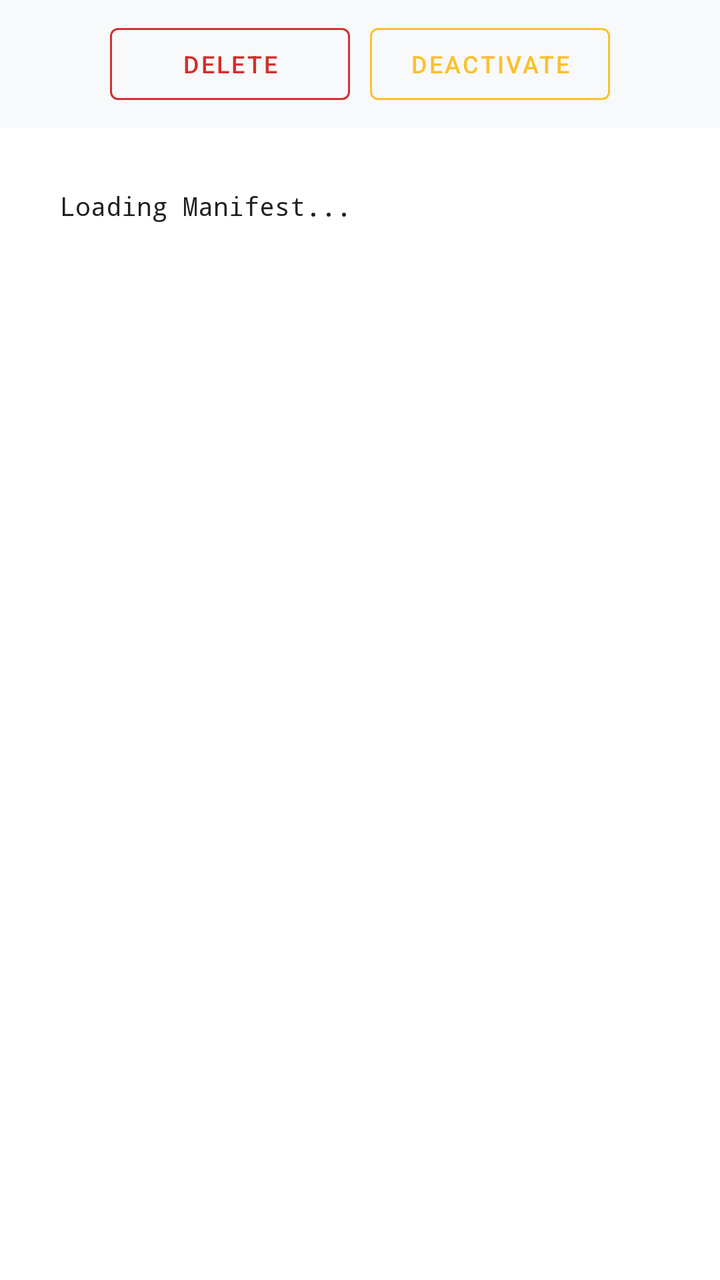
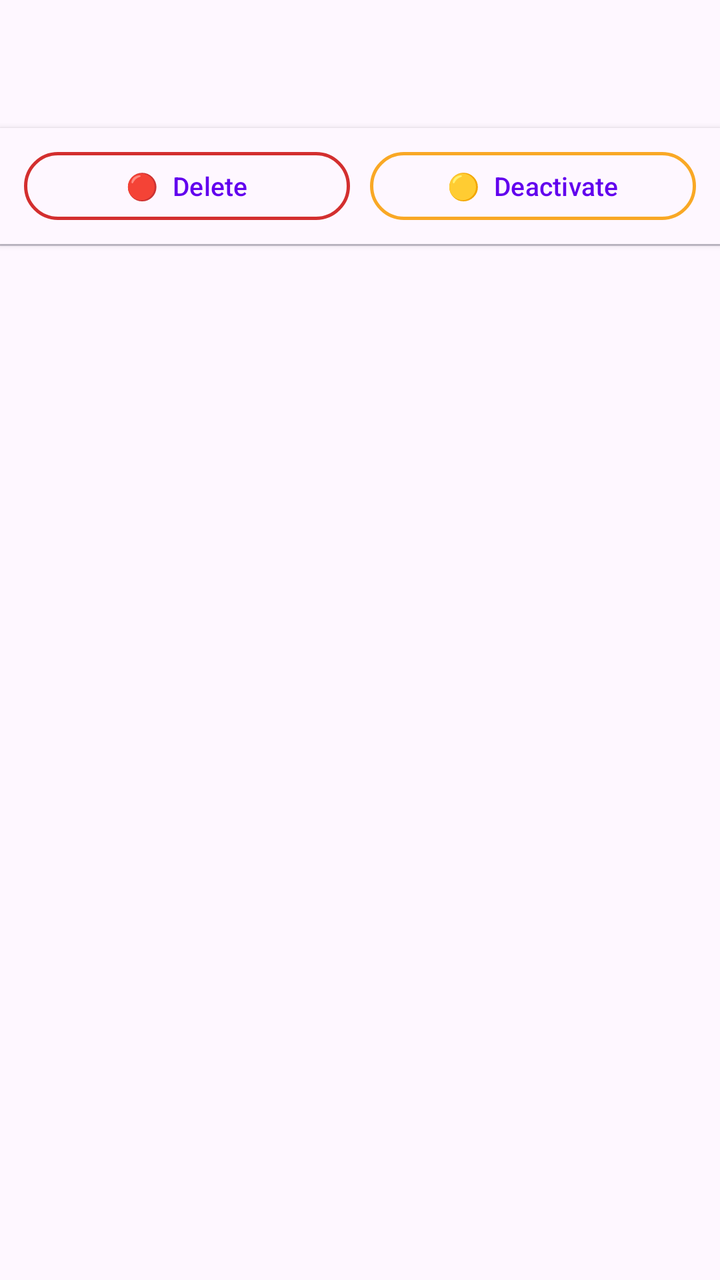

Before-and-after screenshots of an Android layout around one commit, followed by the original layout XML and the change that was made.
<!-- AndroidManifest.xml: application theme Theme.AMEditor -->
<!-- res/layout/activity_custom_patch.xml -->
<?xml version="1.0" encoding="utf-8"?>
<LinearLayout xmlns:android="http://schemas.android.com/apk/res/android"
    xmlns:app="http://schemas.android.com/apk/res-auto"
    android:layout_width="match_parent"
    android:layout_height="match_parent"
    android:orientation="vertical"
    android:background="#FFFFFF"
    android:fitsSystemWindows="true">

    <androidx.appcompat.widget.Toolbar
        android:id="@+id/toolbar"
        android:layout_width="match_parent"
        android:layout_height="?attr/actionBarSize"
        android:background="#F8F9FA"
        android:elevation="4dp"
        app:contentInsetStart="0dp"
        app:contentInsetEnd="0dp"
        android:theme="@style/ThemeOverlay.AppCompat.ActionBar">

        <LinearLayout
            android:layout_width="wrap_content"
            android:layout_height="wrap_content"
            android:layout_gravity="center"
            android:orientation="horizontal">

            <com.google.android.material.button.MaterialButton
                android:id="@+id/btnModeDelete"
                android:layout_width="120dp"
                android:layout_height="36dp"
                android:text="DELETE"
                android:textSize="12sp"
                app:cornerRadius="4dp"
                app:strokeColor="#D32F2F"
                app:strokeWidth="1dp"
                android:textColor="#D32F2F"
                style="@style/Widget.MaterialComponents.Button.OutlinedButton"
                android:layout_marginEnd="5dp"
                android:insetTop="0dp"
                android:insetBottom="0dp"/>

            <com.google.android.material.button.MaterialButton
                android:id="@+id/btnModeDeactivate"
                android:layout_width="120dp"
                android:layout_height="36dp"
                android:text="DEACTIVATE"
                android:textSize="12sp"
                app:cornerRadius="4dp"
                app:strokeColor="#FBC02D"
                app:strokeWidth="1dp"
                android:textColor="#FBC02D"
                style="@style/Widget.MaterialComponents.Button.OutlinedButton"
                android:layout_marginStart="5dp"
                android:insetTop="0dp"
                android:insetBottom="0dp"/>
        </LinearLayout>

    </androidx.appcompat.widget.Toolbar>

    <ScrollView
        android:layout_width="match_parent"
        android:layout_height="match_parent">

        <HorizontalScrollView
            android:layout_width="match_parent"
            android:layout_height="wrap_content">

            <TextView
                android:id="@+id/xmlTextView"
                android:layout_width="wrap_content"
                android:layout_height="wrap_content"
                android:fontFamily="monospace"
                android:padding="30dp"
                android:textSize="13sp"
                android:textColor="#212121"
                android:lineSpacingExtra="4dp"
                android:text="Loading Manifest..." />
        </HorizontalScrollView>
    </ScrollView>
</LinearLayout>
<!-- resources referenced by this layout -->
<resources>
  <style name="Theme.AMEditor" parent="Theme.Material3.Light.NoActionBar">
          
          <item name="colorPrimary">@color/purple_500</item>
          <item name="colorPrimaryVariant">@color/purple_700</item>
          <item name="colorOnPrimary">@color/white</item>
          <item name="colorSecondary">@color/teal_200</item>
          <item name="colorSecondaryVariant">@color/teal_700</item>
          <item name="colorOnSecondary">@color/black</item>
          
          <item name="toolbarStyle">@style/Widget.AMEditor.Toolbar</item>
      </style>
  <color name="purple_500">#6200EE</color>
  <color name="purple_700">#3700B3</color>
  <color name="white">#FFFFFF</color>
  <color name="teal_200">#03DAC5</color>
  <color name="teal_700">#018786</color>
  <color name="black">#000000</color>
  <style name="Widget.AMEditor.Toolbar" parent="Widget.Material3.Toolbar">
          <item name="titleTextAppearance">@style/TextAppearance.AMEditor.Toolbar.Title</item>
      </style>
  <style name="TextAppearance.AMEditor.Toolbar.Title" parent="TextAppearance.Material3.TitleLarge">
          <item name="android:textStyle">bold</item>
          <item name="android:textColor">@color/white</item>
      </style>
</resources>

<!-- the commit's change to res/layout/activity_custom_patch.xml (unified diff, before → after) -->
@@ -1,79 +1,120 @@
 <?xml version="1.0" encoding="utf-8"?>
-<LinearLayout xmlns:android="http://schemas.android.com/apk/res/android"
+<LinearLayout
+    xmlns:android="http://schemas.android.com/apk/res/android"
     xmlns:app="http://schemas.android.com/apk/res-auto"
     android:layout_width="match_parent"
     android:layout_height="match_parent"
     android:orientation="vertical"
-    android:background="#FFFFFF"
     android:fitsSystemWindows="true">
 
-    <androidx.appcompat.widget.Toolbar
-        android:id="@+id/toolbar"
+    
+    <com.google.android.material.appbar.AppBarLayout
+        android:id="@+id/appBarLayout"
         android:layout_width="match_parent"
-        android:layout_height="?attr/actionBarSize"
-        android:background="#F8F9FA"
-        android:elevation="4dp"
-        app:contentInsetStart="0dp"
-        app:contentInsetEnd="0dp"
-        android:theme="@style/ThemeOverlay.AppCompat.ActionBar">
+        android:layout_height="wrap_content"
+        android:fitsSystemWindows="true">
 
-        <LinearLayout
-            android:layout_width="wrap_content"
-            android:layout_height="wrap_content"
-            android:layout_gravity="center"
-            android:orientation="horizontal">
+        <androidx.appcompat.widget.Toolbar
+            android:id="@+id/toolbar"
+            android:layout_width="match_parent"
+            android:layout_height="?attr/actionBarSize" />
 
-            <com.google.android.material.button.MaterialButton
-                android:id="@+id/btnModeDelete"
-                android:layout_width="120dp"
-                android:layout_height="36dp"
-                android:text="DELETE"
-                android:textSize="12sp"
-                app:cornerRadius="4dp"
-                app:strokeColor="#D32F2F"
-                app:strokeWidth="1dp"
-                android:textColor="#D32F2F"
-                style="@style/Widget.MaterialComponents.Button.OutlinedButton"
-                android:layout_marginEnd="5dp"
-                android:insetTop="0dp"
-                android:insetBottom="0dp"/>
+    </com.google.android.material.appbar.AppBarLayout>
 
-            <com.google.android.material.button.MaterialButton
-                android:id="@+id/btnModeDeactivate"
-                android:layout_width="120dp"
-                android:layout_height="36dp"
-                android:text="DEACTIVATE"
-                android:textSize="12sp"
-                app:cornerRadius="4dp"
-                app:strokeColor="#FBC02D"
-                app:strokeWidth="1dp"
-                android:textColor="#FBC02D"
-                style="@style/Widget.MaterialComponents.Button.OutlinedButton"
-                android:layout_marginStart="5dp"
-                android:insetTop="0dp"
-                android:insetBottom="0dp"/>
-        </LinearLayout>
+    
+    <LinearLayout
+        android:id="@+id/buttonBar"
+        android:layout_width="match_parent"
+        android:layout_height="wrap_content"
+        android:background="?attr/colorSurface"
+        android:orientation="horizontal"
+        android:paddingHorizontal="12dp"
+        android:paddingVertical="8dp"
+        android:baselineAligned="false"
+        android:elevation="2dp">
 
-    </androidx.appcompat.widget.Toolbar>
+        <com.google.android.material.button.MaterialButton
+            android:id="@+id/btnModeDelete"
+            style="@style/Widget.Material3.Button.OutlinedButton"
+            android:layout_width="0dp"
+            android:layout_height="42dp"
+            android:layout_weight="1"
+            android:text="🔴  Delete"
+            android:textSize="13sp"
+            android:maxLines="1"
+            android:ellipsize="end"
+            app:strokeColor="#D32F2F"
+            app:strokeWidth="1.5dp" />
 
-    <ScrollView
+        <View android:layout_width="10dp" android:layout_height="0dp" />
+
+        <com.google.android.material.button.MaterialButton
+            android:id="@+id/btnModeDeactivate"
+            style="@style/Widget.Material3.Button.OutlinedButton"
+            android:layout_width="0dp"
+            android:layout_height="42dp"
+            android:layout_weight="1"
+            android:text="🟡  Deactivate"
+            android:textSize="13sp"
+            android:maxLines="1"
+            android:ellipsize="end"
+            app:strokeColor="#F9A825"
+            app:strokeWidth="1.5dp" />
+
+    </LinearLayout>
+
+    <com.google.android.material.divider.MaterialDivider
         android:layout_width="match_parent"
-        android:layout_height="match_parent">
+        android:layout_height="1dp"
+        app:dividerColor="?attr/colorOutlineVariant" />
 
-        <HorizontalScrollView
+    
+    <FrameLayout
+        android:layout_width="match_parent"
+        android:layout_height="0dp"
+        android:layout_weight="1">
+
+        
+        <androidx.core.widget.NestedScrollView
+            android:id="@+id/xmlScrollView"
             android:layout_width="match_parent"
-            android:layout_height="wrap_content">
+            android:layout_height="match_parent"
+            android:fillViewport="true"
+            android:scrollbars="none">
 
-            <TextView
-                android:id="@+id/xmlTextView"
-                android:layout_width="wrap_content"
+            <HorizontalScrollView
+                android:id="@+id/xmlHorizontalScroll"
+                android:layout_width="match_parent"
                 android:layout_height="wrap_content"
-                android:fontFamily="monospace"
-                android:padding="30dp"
-                android:textSize="13sp"
-                android:textColor="#212121"
-                android:lineSpacingExtra="4dp"
-                android:text="Loading Manifest..." />
-        </HorizontalScrollView>
-    </ScrollView>
+                android:fillViewport="true"
+                android:scrollbars="none">
+
+                <TextView
+                    android:id="@+id/xmlTextView"
+                    android:layout_width="wrap_content"
+                    android:layout_height="wrap_content"
+                    android:fontFamily="monospace"
+                    android:lineSpacingMultiplier="1.4"
+                    android:padding="12dp"
+                    android:scrollHorizontally="true"
+                    android:textIsSelectable="false"
+                    android:textSize="12sp" />
+
+            </HorizontalScrollView>
+
+        </androidx.core.widget.NestedScrollView>
+
+        
+        <View
+            android:id="@+id/scrollbarThumb"
+            android:layout_width="10dp"
+            android:layout_height="56dp"
+            android:layout_gravity="end|top"
+            android:layout_marginEnd="3dp"
+            android:layout_marginTop="4dp"
+            android:background="@drawable/scrollbar_thumb"
+            android:visibility="invisible" />
+
+    </FrameLayout>
+
 </LinearLayout>
<!-- resource entries referenced after the edit -->
@@ -1,5 +1,12 @@
 <!-- resources referenced by this layout -->
 <resources>
+  <!-- drawable scrollbar_thumb (drawable) -->
+  <?xml version="1.0" encoding="utf-8"?>
+  <shape xmlns:android="http://schemas.android.com/apk/res/android"
+      android:shape="rectangle">
+      <solid android:color="#66AAAAAA" />
+      <corners android:radius="6dp" />
+  </shape>
   <style name="Theme.AMEditor" parent="Theme.Material3.Light.NoActionBar">
           
           <item name="colorPrimary">@color/purple_500</item>
